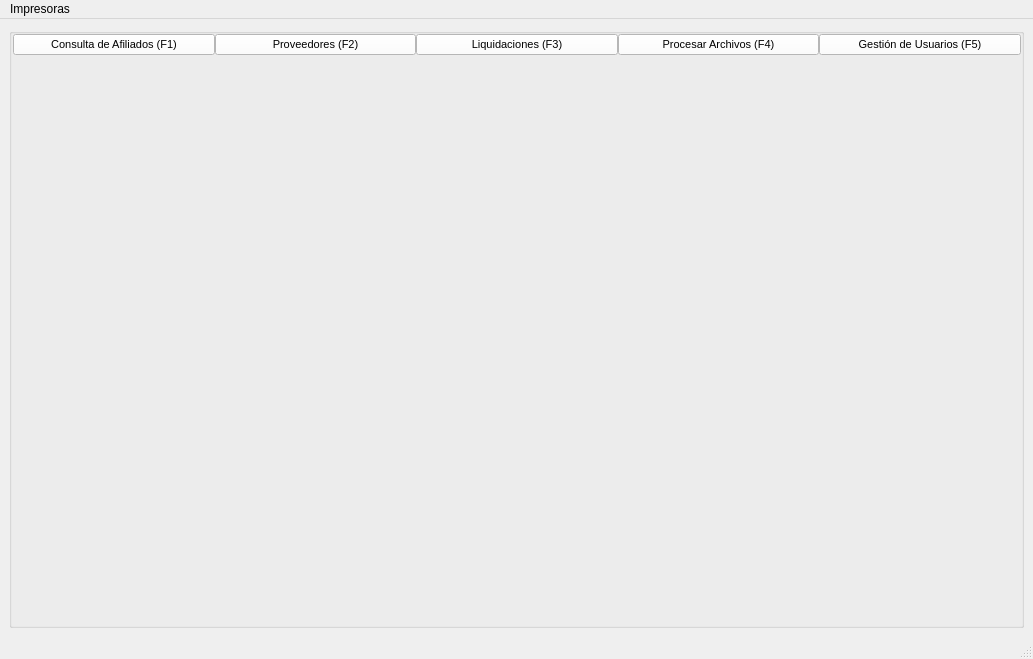
Above: gui/menuPrincipal.ui from shae-ra/sindicato before the change. Below: the same form after it.
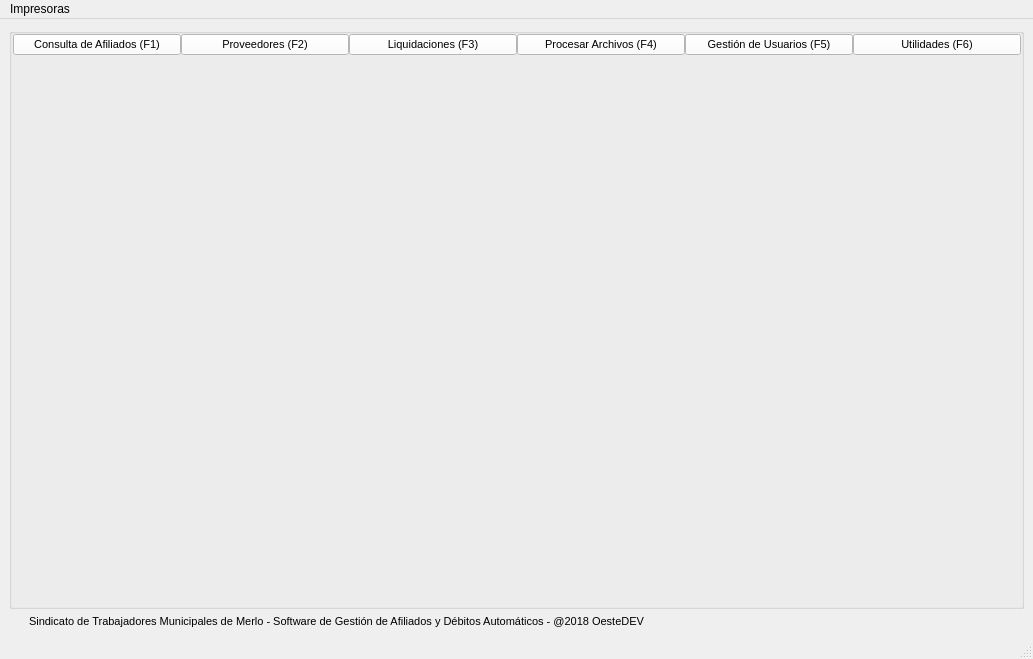
That is the form after the change. The open tabs and pages were chosen to show the change. Icons and pictures are not drawn.

Patch:
```diff
--- a/gui/menuPrincipal.ui
+++ b/gui/menuPrincipal.ui
@@ -433,11 +433,17 @@
     <normaloff>iconos/ESCUDO SINDICATO (2).jpg</normaloff>iconos/ESCUDO SINDICATO (2).jpg</iconset>
   </property>
   <widget class="QWidget" name="centralwidget">
-   <layout class="QGridLayout" name="gridLayout_3">
-    <item row="1" column="0">
+   <layout class="QGridLayout" name="gridLayout">
+    <item row="0" column="0">
      <layout class="QGridLayout" name="gridLayout_2">
       <item row="0" column="0">
        <widget class="QGroupBox" name="groupBox">
+        <property name="sizePolicy">
+         <sizepolicy hsizetype="Expanding" vsizetype="Preferred">
+          <horstretch>0</horstretch>
+          <verstretch>0</verstretch>
+         </sizepolicy>
+        </property>
         <property name="font">
          <font>
           <pointsize>10</pointsize>
@@ -830,7 +836,45 @@
            </property>
           </widget>
          </item>
-         <item row="1" column="0" colspan="7">
+         <item row="0" column="7">
+          <widget class="QPushButton" name="pushButton_utilidades">
+           <property name="sizePolicy">
+            <sizepolicy hsizetype="Expanding" vsizetype="Expanding">
+             <horstretch>0</horstretch>
+             <verstretch>0</verstretch>
+            </sizepolicy>
+           </property>
+           <property name="font">
+            <font>
+             <family>Arial</family>
+             <pointsize>8</pointsize>
+             <weight>50</weight>
+             <bold>false</bold>
+            </font>
+           </property>
+           <property name="styleSheet">
+            <string notr="true">#pushButton_utilidades{
+background-color:#FFFFFF;
+color: #000000;
+}
+</string>
+           </property>
+           <property name="text">
+            <string>Utilidades (F6)</string>
+           </property>
+           <property name="icon">
+            <iconset>
+             <normaloff>iconos/applications.ico</normaloff>iconos/applications.ico</iconset>
+           </property>
+           <property name="iconSize">
+            <size>
+             <width>30</width>
+             <height>30</height>
+            </size>
+           </property>
+          </widget>
+         </item>
+         <item row="1" column="0" colspan="8">
           <widget class="QStackedWidget" name="stackedWidget">
            <property name="palette">
             <palette>
@@ -1263,6 +1307,22 @@
       </item>
      </layout>
     </item>
+    <item row="1" column="0">
+     <widget class="QLabel" name="label">
+      <property name="font">
+       <font>
+        <family>Arial</family>
+        <pointsize>8</pointsize>
+       </font>
+      </property>
+      <property name="text">
+       <string>Sindicato de Trabajadores Municipales de Merlo - Software de Gestión de Afiliados y Débitos Automáticos - @2018 OesteDEV</string>
+      </property>
+      <property name="indent">
+       <number>20</number>
+      </property>
+     </widget>
+    </item>
    </layout>
   </widget>
   <widget class="QMenuBar" name="menubar">
```
Left out of the diff: 395 changed lines with no effect on the pictures.
